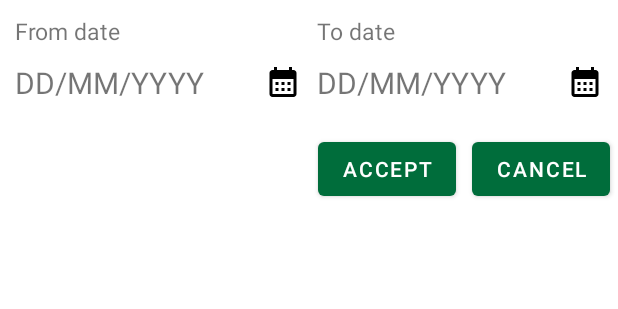
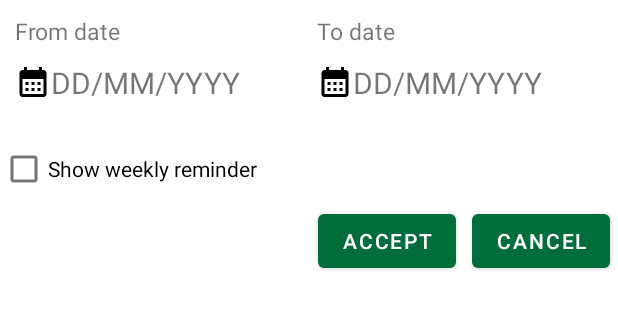
Before and after one commit to Lamlance/HCMUS_CSC13009_20KTPM2_Group02_ScheduleProject, an Android app: the layout dialog_reminder_filter.xml on its own in the app's theme, with its tools: preview values and no code run, on a phone screen of 412 x 824 dp. Shown: the top 309 px of the screen. Run offline under Robolectric (Android 15) with nearby library versions, the phone set to English and light mode, and no system bars.

Commit message:
Add weekly reminder in db

```diff
--- a/app/src/main/java/com/honaglam/scheduleproject/Reminder/ReminderData.java
+++ b/app/src/main/java/com/honaglam/scheduleproject/Reminder/ReminderData.java
@@ -6,6 +6,7 @@ public class ReminderData implements Serializable {
   public String Name;
   public long RemindTime;
   public int id = -1;
+  boolean isWeekly = false;
   public ReminderData(String name, long time,int id){
     this.Name = name;
     this.RemindTime = time;
--- a/app/src/main/java/com/honaglam/scheduleproject/Reminder/ReminderFilterDialog.java
+++ b/app/src/main/java/com/honaglam/scheduleproject/Reminder/ReminderFilterDialog.java
@@ -10,6 +10,7 @@ import android.view.View;
 import android.view.Window;
 import android.widget.DatePicker;
 import android.widget.TextView;
+import android.widget.Toast;
 
 import androidx.annotation.NonNull;
 
--- a/app/src/main/res/layout/dialog_reminder_add.xml
+++ b/app/src/main/res/layout/dialog_reminder_add.xml
@@ -58,7 +58,7 @@
         android:id="@+id/switchAddReminderDaily"
         android:layout_width="wrap_content"
         android:layout_height="wrap_content"
-        android:text="Set Daily Reminder" />
+        android:text="Set Weekly Reminder" />
 
     <LinearLayout
         android:layout_marginBottom="30dp"
--- a/app/src/main/res/layout/dialog_reminder_filter.xml
+++ b/app/src/main/res/layout/dialog_reminder_filter.xml
@@ -25,8 +25,8 @@
           android:text="From date"
           android:layout_width="match_parent"
           android:layout_height="wrap_content" />
-      <TextView
-          android:minEms="10"
+      <androidx.appcompat.widget.AppCompatTextView
+          android:autoSizeTextType="uniform"
           android:id="@+id/txtFilterFromDate"
           android:layout_marginVertical="10dp"
           android:textSize="20sp"
@@ -34,7 +34,7 @@
           android:text="@string/date_format"
           android:layout_width="match_parent"
           android:layout_height="wrap_content"
-          app:drawableEndCompat="@drawable/baseline_calendar_month_24" />
+          app:drawableLeftCompat="@drawable/baseline_calendar_month_24" />
     </LinearLayout>
     <LinearLayout
         android:paddingVertical="10dp"
@@ -49,8 +49,8 @@
           android:text="To date"
           android:layout_width="match_parent"
           android:layout_height="wrap_content" />
-      <TextView
-          android:minEms="10"
+      <androidx.appcompat.widget.AppCompatTextView
+          android:autoSizeTextType="uniform"
           android:id="@+id/txtFilterToDate"
           android:layout_marginVertical="10dp"
           android:textSize="20sp"
@@ -58,14 +58,19 @@
           android:text="@string/date_format"
           android:layout_width="match_parent"
           android:layout_height="wrap_content"
-          app:drawableEndCompat="@drawable/baseline_calendar_month_24" />
+          app:drawableLeftCompat="@drawable/baseline_calendar_month_24" />
     </LinearLayout>
   </LinearLayout>
-
+  <CheckBox
+      android:text="Show weekly reminder"
+      android:layout_width="match_parent"
+      android:layout_height="wrap_content" />
   <LinearLayout
+      android:layout_marginBottom="10dp"
       android:gravity="end"
       android:layout_width="match_parent"
       android:layout_height="wrap_content">
+
     <Button
         android:id="@+id/btnFilterAccept"
         android:layout_marginHorizontal="5dp"
```
Also changed, not shown: app/src/main/java/com/honaglam/scheduleproject/CalendarFragment.java (+17 -2 lines), app/src/main/java/com/honaglam/scheduleproject/MainActivity.java (+69 -2 lines), app/src/main/java/com/honaglam/scheduleproject/Reminder/ReminderAddDialog.java (+15 -6 lines), app/src/main/java/com/honaglam/scheduleproject/Reminder/ReminderBroadcastReceiver.java (+7 -2 lines), app/src/main/java/com/honaglam/scheduleproject/ReminderTaskDB.java (+29 -1 lines).
